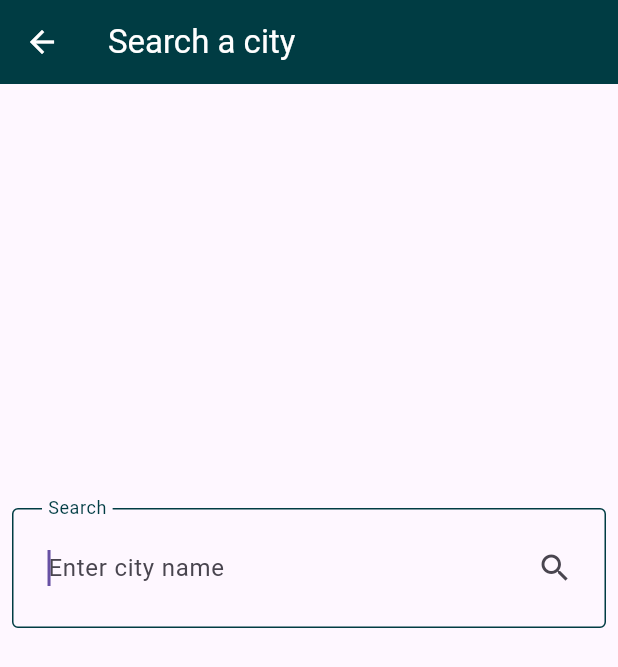
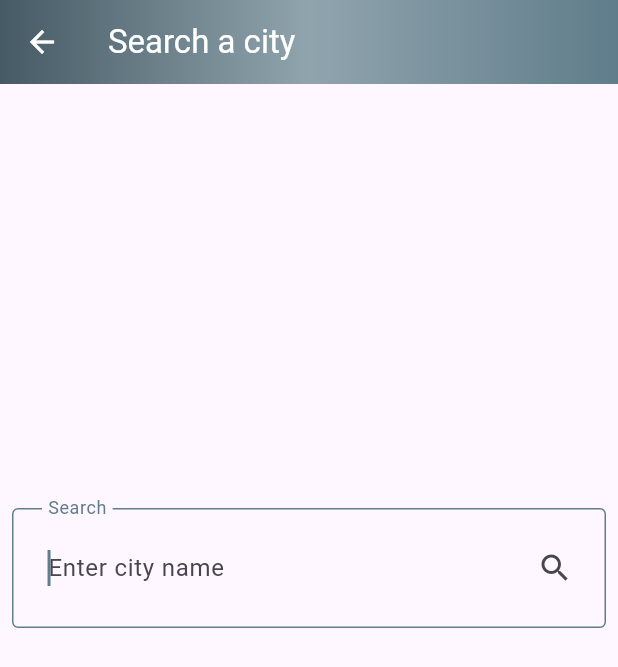
Before and after one commit to amirrrra/Weather-App, a Flutter app: the screen it shows after launch, after a tap on the "search" icon, on a phone screen of 412 x 824 dp. Shown: the top 667 px of the screen. Run offline on Flutter 3.47's test engine with Material 3 defaults, Android fonts, the phone set to English and light mode, and no system bars; our stand-ins replace dio, flutter_bloc.

Commit message:
change theme color

```diff
--- a/lib/cubits/get_weather_cubit/get_weather_cubit.dart
+++ b/lib/cubits/get_weather_cubit/get_weather_cubit.dart
@@ -3,10 +3,11 @@ import 'package:weather_app/cubits/get_weather_cubit/get_weather_states.dart';
 import 'package:weather_app/models/weather_model.dart';
 import 'package:weather_app/services/weather_service.dart';
 
+// Create cubit
 class GetWeatherCubit extends Cubit<GetWeatherState> {
   GetWeatherCubit() : super(GetWeatherInitialState());
 
-  late WeatherModel weatherModel;
+  WeatherModel? weatherModel;
 
   getWeather(String city) async {
     try {
--- a/lib/cubits/get_weather_cubit/get_weather_states.dart
+++ b/lib/cubits/get_weather_cubit/get_weather_states.dart
@@ -1,3 +1,5 @@
+// Create states
+
 class GetWeatherState {}
 
 class GetWeatherInitialState extends GetWeatherState {}
--- a/lib/services/weather_service.dart
+++ b/lib/services/weather_service.dart
@@ -2,6 +2,8 @@ import 'dart:developer';
 
 import 'package:dio/dio.dart';
 import 'package:weather_app/models/weather_model.dart';
+
+// Create function
 
 class WeatherService {
   Dio dio = Dio();
--- a/lib/utils/constants.dart
+++ b/lib/utils/constants.dart
@@ -1,5 +1,5 @@
-import 'dart:ui';
+import 'package:flutter/material.dart';
 
-const kAppBar = Color(0xff003C43);
 const kWhite = Color(0xffFFFFFF);
 const kGrey = Color(0xff777777);
+const kBlueGrey = Colors.blueGrey;
--- a/lib/views/home_view.dart
+++ b/lib/views/home_view.dart
@@ -6,24 +6,26 @@ import 'package:weather_app/widgets/app_bar_widget.dart';
 import 'package:weather_app/widgets/no_weather_data_widget.dart';
 import 'package:weather_app/widgets/weather_data_widget.dart';
 
+// Integrate cubit
+
 class HomeView extends StatelessWidget {
   const HomeView({super.key});
 
   @override
   Widget build(BuildContext context) {
-    return Scaffold(
-      appBar: const AppBarWidget(),
-      body: BlocBuilder<GetWeatherCubit, GetWeatherState>(
-        builder: (context, state) {
-          if (state is GetWeatherInitialState) {
-            return const NoWeatherDataWidget();
-          } else if (state is GetWeatherSuccessState) {
-            return WeatherDataWidget();
-          } else {
-            return const Text('oops, there was an error');
-          }
-        },
-      ),
+    return BlocBuilder<GetWeatherCubit, GetWeatherState>(
+      builder: (context, state) {
+        return Scaffold(
+          // ignore: prefer_const_constructors
+          appBar: AppBarWidget(),
+          body: state is GetWeatherInitialState
+              ? const NoWeatherDataWidget()
+              : state is GetWeatherSuccessState
+                  // ignore: prefer_const_constructors
+                  ? WeatherDataWidget()
+                  : const Text('oops, there was an error'),
+        );
+      },
     );
   }
 }
--- a/lib/widgets/app_bar_widget.dart
+++ b/lib/widgets/app_bar_widget.dart
@@ -1,6 +1,7 @@
 import 'package:flutter/material.dart';
 import 'package:weather_app/utils/constants.dart';
 import 'package:weather_app/views/search_view.dart';
+import 'package:weather_app/widgets/gredient_container_widget.dart';
 
 class AppBarWidget extends StatelessWidget implements PreferredSizeWidget {
   const AppBarWidget({
@@ -10,7 +11,6 @@ class AppBarWidget extends StatelessWidget implements PreferredSizeWidget {
   @override
   Widget build(BuildContext context) {
     return AppBar(
-      backgroundColor: kAppBar,
       title: const Text(
         'Weather',
         style: TextStyle(
@@ -39,6 +39,8 @@ class AppBarWidget extends StatelessWidget implements PreferredSizeWidget {
           ),
         ),
       ],
+      // ignore: prefer_const_constructors
+      flexibleSpace: GredientContainerWidget()
     );
   }
 
--- a/lib/widgets/gredient_container_widget.dart
+++ b/lib/widgets/gredient_container_widget.dart
@@ -16,7 +16,7 @@ class GredientContainerWidget extends StatelessWidget {
         gradient: LinearGradient(
           colors: [
             getWeatherTheme(state),
-            getWeatherTheme(state)[600]!,
+            getWeatherTheme(state)[300]!,
             getWeatherTheme(state)[700]!,
           ],
           begin: Alignment.centerRight,
--- a/lib/widgets/search_app_bar_widget.dart
+++ b/lib/widgets/search_app_bar_widget.dart
@@ -3,10 +3,9 @@ import 'package:weather_app/utils/constants.dart';
 
 class SearchAppBarWidget extends StatelessWidget
     implements PreferredSizeWidget {
-  const  SearchAppBarWidget({
+  const SearchAppBarWidget({
     super.key,
   });
-
   @override
   Widget build(BuildContext context) {
     return AppBar(
@@ -25,7 +24,19 @@ class SearchAppBarWidget extends StatelessWidget
           color: kWhite,
         ),
       ),
-      backgroundColor: kAppBar,
+      flexibleSpace: Container(
+        decoration: BoxDecoration(
+          gradient: LinearGradient(
+            colors: [
+              kBlueGrey.shade500,
+              kBlueGrey.shade300,
+              kBlueGrey.shade700,
+            ],
+            begin: Alignment.centerRight,
+            end: Alignment.centerLeft,
+          ),
+        ),
+      ),
     );
   }
 
--- a/lib/widgets/text_field_widget.dart
+++ b/lib/widgets/text_field_widget.dart
@@ -2,25 +2,29 @@ import 'package:flutter/material.dart';
 import 'package:flutter_bloc/flutter_bloc.dart';
 import 'package:weather_app/cubits/get_weather_cubit/get_weather_cubit.dart';
 import 'package:weather_app/utils/constants.dart';
+
+// Trigger cubit
 
 class TextFieldWidget extends StatelessWidget {
   const TextFieldWidget({super.key});
 
   @override
   Widget build(BuildContext context) {
+    var getWeatherCubit = BlocProvider.of<GetWeatherCubit>(context);
+
     return Padding(
       padding: const EdgeInsets.all(8),
       child: TextField(
         onSubmitted: (value) {
-          var getWeatherCubit = BlocProvider.of<GetWeatherCubit>(context);
           getWeatherCubit.getWeather(value);
           Navigator.pop(context);
         },
+        cursorColor: kBlueGrey,
         decoration: const InputDecoration(
           labelText: 'Search',
           hintText: 'Enter city name',
           floatingLabelStyle: TextStyle(
-            color: kAppBar,
+            color: kBlueGrey,
           ),
           suffixIcon: Padding(
             padding: EdgeInsets.only(right: 20),
@@ -39,7 +43,7 @@ class TextFieldWidget extends StatelessWidget {
           ),
           focusedBorder: OutlineInputBorder(
             borderSide: BorderSide(
-              color: kAppBar,
+              color: kBlueGrey,
             ),
           ),
         ),
```
Also changed, not shown: lib/main.dart (+13 -0 lines), lib/widgets/weather_data_widget.dart (+9 -4 lines).
